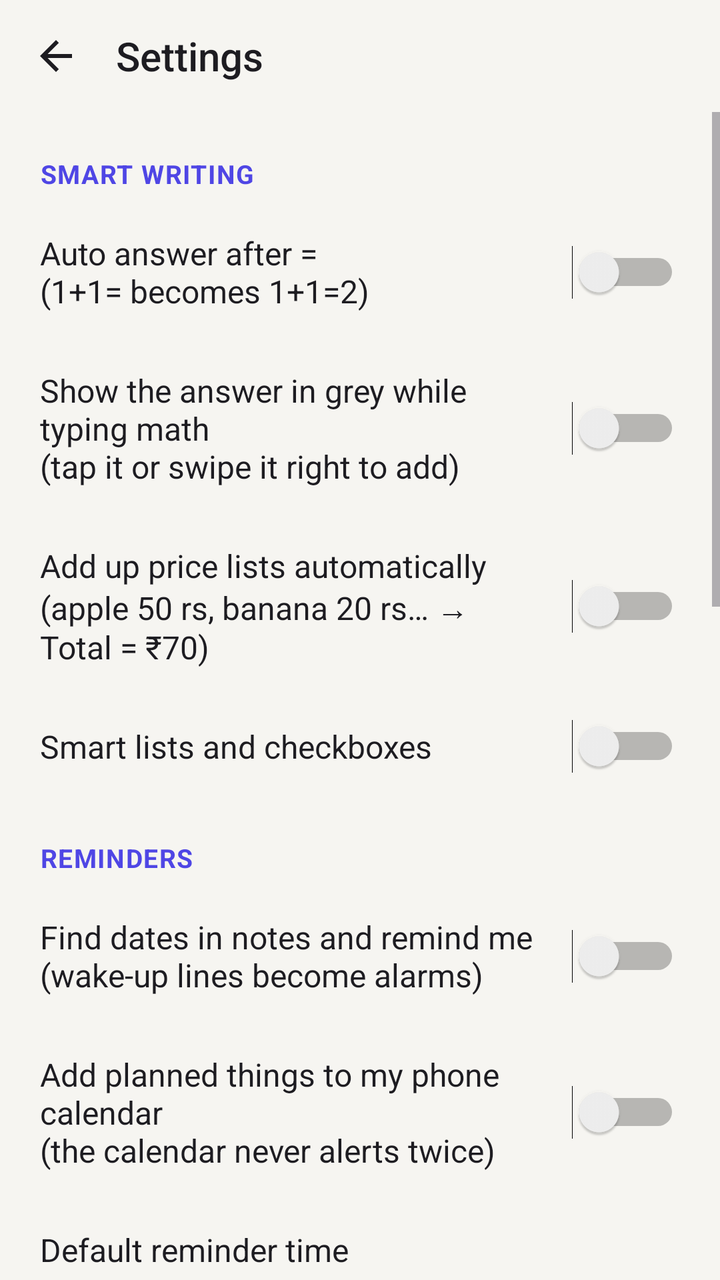
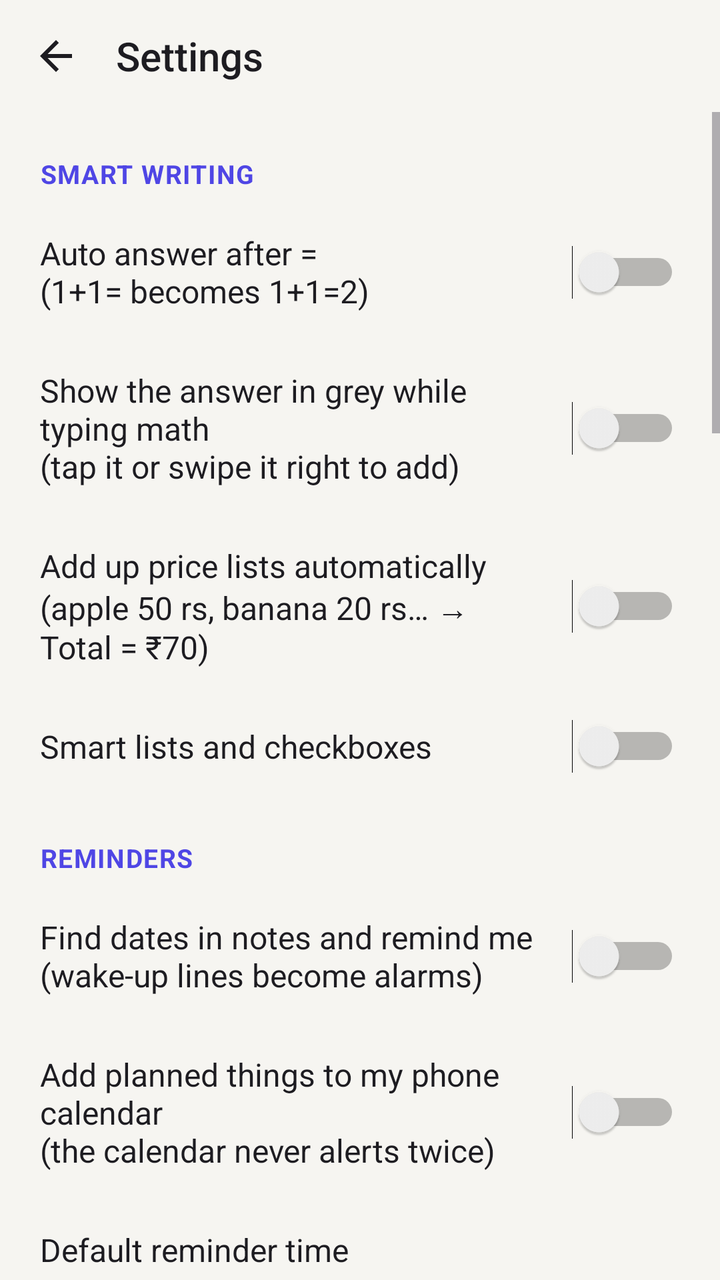

The first picture is an Android layout as it rendered before a commit; the second is the same layout after the commit. The layout source and the unified diff follow.
<!-- AndroidManifest.xml: application theme AppTheme -->
<!-- res/layout/activity_settings.xml -->
<?xml version="1.0" encoding="utf-8"?>
<LinearLayout xmlns:android="http://schemas.android.com/apk/res/android"
    android:layout_width="match_parent"
    android:layout_height="match_parent"
    android:background="@color/bg"
    android:orientation="vertical">

    <LinearLayout
        android:layout_width="match_parent"
        android:layout_height="56dp"
        android:gravity="center_vertical"
        android:orientation="horizontal"
        android:paddingStart="6dp">

        <ImageButton
            android:id="@+id/btn_back"
            style="@style/IconButton"
            android:contentDescription="Back"
            android:src="@drawable/ic_back" />

        <TextView
            android:layout_width="wrap_content"
            android:layout_height="wrap_content"
            android:layout_marginStart="8dp"
            android:fontFamily="sans-serif-medium"
            android:text="Settings"
            android:textColor="@color/text"
            android:textSize="20sp" />
    </LinearLayout>

    <ScrollView
        android:layout_width="match_parent"
        android:layout_height="match_parent">

        <LinearLayout
            android:layout_width="match_parent"
            android:layout_height="wrap_content"
            android:orientation="vertical"
            android:paddingBottom="40dp">

            <TextView style="@style/SettingsHeader" android:text="SMART WRITING" />

            <Switch
                android:id="@+id/sw_auto_math"
                style="@style/SettingsSwitch"
                android:text="Auto answer after =\n(1+1= becomes 1+1=2)" />

            <Switch
                android:id="@+id/sw_math_suggest"
                style="@style/SettingsSwitch"
                android:text="Show the answer in grey while typing math\n(tap it or swipe it right to add)" />

            <Switch
                android:id="@+id/sw_list_totals"
                style="@style/SettingsSwitch"
                android:text="Add up price lists automatically\n(apple 50 rs, banana 20 rs… → Total = ₹70)" />

            <Switch
                android:id="@+id/sw_smart_lists"
                style="@style/SettingsSwitch"
                android:text="Smart lists and checkboxes" />

            <TextView style="@style/SettingsHeader" android:text="REMINDERS" />

            <Switch
                android:id="@+id/sw_auto_reminders"
                style="@style/SettingsSwitch"
                android:text="Find dates in notes and remind me\n(wake-up lines become alarms)" />

            <Switch
                android:id="@+id/sw_calendar"
                style="@style/SettingsSwitch"
                android:text="Add planned things to my phone calendar\n(the calendar never alerts twice)" />

            <LinearLayout android:id="@+id/row_default_time" style="@style/SettingsRow">
                <TextView style="@style/SettingsTitle" android:text="Default reminder time" />
                <TextView android:id="@+id/txt_default_time" style="@style/SettingsSub" />
            </LinearLayout>

            <LinearLayout android:id="@+id/row_permissions" style="@style/SettingsRow">
                <TextView style="@style/SettingsTitle" android:text="Permissions" />
                <TextView android:id="@+id/txt_permissions" style="@style/SettingsSub" />
            </LinearLayout>

            <LinearLayout android:id="@+id/row_fullscreen" style="@style/SettingsRow" android:visibility="gone">
                <TextView style="@style/SettingsTitle" android:text="Allow full-screen alarms" />
                <TextView style="@style/SettingsSub"
                    android:text="So “wake me up at 6 am” shows a big Stop / Snooze screen over the lock screen. Tap to allow." />
            </LinearLayout>

            <LinearLayout android:id="@+id/row_exact" style="@style/SettingsRow" android:visibility="gone">
                <TextView style="@style/SettingsTitle" android:text="Allow on-time alarms" />
                <TextView style="@style/SettingsSub"
                    android:text="Your phone may deliver reminders a few minutes late. Tap to allow exact alarms." />
            </LinearLayout>

            <TextView style="@style/SettingsHeader" android:text="YOUR DATA" />

            <LinearLayout style="@style/SettingsRow" android:clickable="false">
                <TextView style="@style/SettingsTitle" android:text="Storage" />
                <TextView android:id="@+id/txt_storage" style="@style/SettingsSub" />
            </LinearLayout>

            <LinearLayout android:id="@+id/row_export" style="@style/SettingsRow">
                <TextView style="@style/SettingsTitle" android:text="Export backup" />
                <TextView style="@style/SettingsSub"
                    android:text="Save all notes to a file (Downloads, Drive…). Good before changing phones." />
            </LinearLayout>

            <LinearLayout android:id="@+id/row_import" style="@style/SettingsRow">
                <TextView style="@style/SettingsTitle" android:text="Restore from backup" />
                <TextView style="@style/SettingsSub" android:text="Bring notes back from a backup file." />
            </LinearLayout>

            <LinearLayout android:id="@+id/row_delete_all" style="@style/SettingsRow">
                <TextView style="@style/SettingsTitle" android:text="Delete all data" android:textColor="@color/danger" />
                <TextView style="@style/SettingsSub"
                    android:text="Erase every note, reminder and setting from this phone." />
            </LinearLayout>

            <TextView style="@style/SettingsHeader" android:text="APP UPDATES" />

            <Switch
                android:id="@+id/sw_auto_update"
                style="@style/SettingsSwitch"
                android:text="Check for updates automatically\n(a popup appears when a new version is ready)" />

            <LinearLayout android:id="@+id/row_check_update" style="@style/SettingsRow">
                <TextView style="@style/SettingsTitle" android:text="Check for updates now" />
                <TextView android:id="@+id/txt_update" style="@style/SettingsSub" />
            </LinearLayout>

            <TextView style="@style/SettingsHeader" android:text="ABOUT" />

            <LinearLayout android:id="@+id/row_help" style="@style/SettingsRow">
                <TextView style="@style/SettingsTitle" android:text="How to use" />
                <TextView android:id="@+id/txt_version" style="@style/SettingsSub" />
            </LinearLayout>
        </LinearLayout>
    </ScrollView>
</LinearLayout>
<!-- resources referenced by this layout -->
<resources>
  <color name="bg">#F6F5F1</color>
  <color name="danger">#C93636</color>
  <color name="text">#1D1C21</color>
  <!-- drawable ic_back (drawable) -->
  <?xml version="1.0" encoding="utf-8"?>
  <vector xmlns:android="http://schemas.android.com/apk/res/android"
      android:width="24dp" android:height="24dp" android:viewportWidth="24" android:viewportHeight="24">
      <path android:fillColor="#FF000000" android:pathData="M20,11H7.83l5.59,-5.59L12,4l-8,8 8,8 1.41,-1.41L7.83,13H20v-2z" />
  </vector>
  <style name="IconButton">
          <item name="android:layout_width">44dp</item>
          <item name="android:layout_height">44dp</item>
          <item name="android:padding">10dp</item>
          <item name="android:background">@drawable/bg_round_ripple</item>
          <item name="android:scaleType">centerInside</item>
          <item name="android:tint">@color/text</item>
      </style>
  <style name="SettingsHeader">
          <item name="android:layout_width">match_parent</item>
          <item name="android:layout_height">wrap_content</item>
          <item name="android:paddingStart">20dp</item>
          <item name="android:paddingTop">22dp</item>
          <item name="android:paddingBottom">6dp</item>
          <item name="android:textSize">13sp</item>
          <item name="android:textStyle">bold</item>
          <item name="android:textColor">@color/accent</item>
          <item name="android:letterSpacing">0.04</item>
      </style>
  <style name="SettingsRow">
          <item name="android:layout_width">match_parent</item>
          <item name="android:layout_height">wrap_content</item>
          <item name="android:orientation">vertical</item>
          <item name="android:paddingStart">20dp</item>
          <item name="android:paddingEnd">20dp</item>
          <item name="android:paddingTop">14dp</item>
          <item name="android:paddingBottom">14dp</item>
          <item name="android:background">?android:attr/selectableItemBackground</item>
          <item name="android:clickable">true</item>
          <item name="android:focusable">true</item>
      </style>
  <style name="SettingsSub">
          <item name="android:layout_width">match_parent</item>
          <item name="android:layout_height">wrap_content</item>
          <item name="android:layout_marginTop">2dp</item>
          <item name="android:textSize">13sp</item>
          <item name="android:textColor">@color/text2</item>
      </style>
  <style name="SettingsSwitch">
          <item name="android:layout_width">match_parent</item>
          <item name="android:layout_height">wrap_content</item>
          <item name="android:paddingStart">20dp</item>
          <item name="android:paddingEnd">20dp</item>
          <item name="android:paddingTop">14dp</item>
          <item name="android:paddingBottom">14dp</item>
          <item name="android:textSize">16sp</item>
          <item name="android:textColor">@color/text</item>
          <item name="android:switchPadding">16dp</item>
      </style>
  <style name="SettingsTitle">
          <item name="android:layout_width">match_parent</item>
          <item name="android:layout_height">wrap_content</item>
          <item name="android:textSize">16sp</item>
          <item name="android:textColor">@color/text</item>
      </style>
  <!-- drawable bg_round_ripple (drawable) -->
  <?xml version="1.0" encoding="utf-8"?>
  <ripple xmlns:android="http://schemas.android.com/apk/res/android" android:color="#22888888"
      android:radius="22dp" />
  <color name="accent">#4F46E5</color>
  <color name="text2">#6E6B75</color>
  <color name="hint">#A6A3AC</color>
  <style name="DialogTheme" parent="android:Theme.Material.Light.Dialog.Alert">
          <item name="android:colorAccent">@color/accent</item>
      </style>
  <color name="surface">#FFFFFF</color>
  <!-- unchanged entries left out for length: 1 -->
</resources>

<!-- the commit's change to res/layout/activity_settings.xml (unified diff, before → after) -->
@@ -97,8 +97,38 @@
             <TextView style="@style/SettingsHeader" android:text="YOUR DATA" />
 
             <LinearLayout style="@style/SettingsRow" android:clickable="false">
-                <TextView style="@style/SettingsTitle" android:text="Storage" />
-                <TextView android:id="@+id/txt_storage" style="@style/SettingsSub" />
+                <TextView style="@style/SettingsTitle" android:text="Your notes" />
+                <TextView android:id="@+id/txt_storage" style="@style/SettingsSub" android:textIsSelectable="true" />
+            </LinearLayout>
+
+            <LinearLayout android:id="@+id/row_folder" style="@style/SettingsRow">
+                <TextView style="@style/SettingsTitle" android:text="Note folder (tap to open)" />
+                <TextView android:id="@+id/txt_folder" style="@style/SettingsSub" android:textIsSelectable="false" />
+            </LinearLayout>
+
+            <LinearLayout android:id="@+id/row_backups" style="@style/SettingsRow">
+                <TextView style="@style/SettingsTitle" android:text="📁 Backups" />
+                <TextView android:id="@+id/txt_backups" style="@style/SettingsSub" />
+            </LinearLayout>
+
+            <LinearLayout android:id="@+id/row_exports" style="@style/SettingsRow">
+                <TextView style="@style/SettingsTitle" android:text="📁 Exports" />
+                <TextView android:id="@+id/txt_exports" style="@style/SettingsSub" />
+            </LinearLayout>
+
+            <LinearLayout android:id="@+id/row_imports" style="@style/SettingsRow">
+                <TextView style="@style/SettingsTitle" android:text="📁 Imports" />
+                <TextView android:id="@+id/txt_imports" style="@style/SettingsSub" />
+            </LinearLayout>
+
+            <Switch
+                android:id="@+id/sw_auto_backup"
+                style="@style/SettingsSwitch"
+                android:text="Automatic daily backup to the Backups folder\n(keeps the last 14 days)" />
+
+            <LinearLayout android:id="@+id/row_backup_now" style="@style/SettingsRow">
+                <TextView style="@style/SettingsTitle" android:text="Back up now" />
+                <TextView style="@style/SettingsSub" android:text="Save a backup to the Backups folder right away." />
             </LinearLayout>
 
             <LinearLayout android:id="@+id/row_export" style="@style/SettingsRow">
@@ -130,6 +160,28 @@
                 <TextView android:id="@+id/txt_update" style="@style/SettingsSub" />
             </LinearLayout>
 
+            <LinearLayout android:id="@+id/row_download_latest" style="@style/SettingsRow">
+                <TextView style="@style/SettingsTitle" android:text="Download latest version" />
+                <TextView style="@style/SettingsSub"
+                    android:text="Opens the download link in your browser. When it finishes, tap Note.apk and choose Update." />
+            </LinearLayout>
+
+            <LinearLayout android:id="@+id/row_copy_link" style="@style/SettingsRow">
+                <TextView style="@style/SettingsTitle" android:text="Copy download link" />
+                <TextView android:id="@+id/txt_link" style="@style/SettingsSub" android:textIsSelectable="false" />
+            </LinearLayout>
+
+            <LinearLayout android:id="@+id/row_delete_apks" style="@style/SettingsRow">
+                <TextView style="@style/SettingsTitle" android:text="Delete old update files" />
+                <TextView style="@style/SettingsSub"
+                    android:text="Pick the Note.apk files in Downloads and Note deletes them." />
+            </LinearLayout>
+
+            <LinearLayout android:id="@+id/row_update_help" style="@style/SettingsRow">
+                <TextView style="@style/SettingsTitle" android:text="Update help" />
+                <TextView style="@style/SettingsSub" android:text="What to do if downloading or installing doesn't work." />
+            </LinearLayout>
+
             <TextView style="@style/SettingsHeader" android:text="ABOUT" />
 
             <LinearLayout android:id="@+id/row_help" style="@style/SettingsRow">
